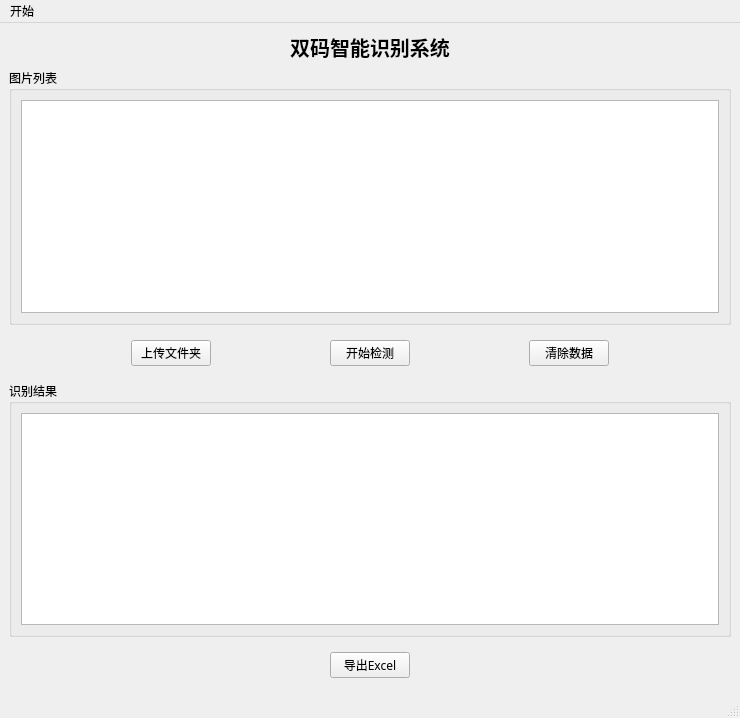
First picture: the form in mainwindow.ui, repository lxh719166/-, before the edit.
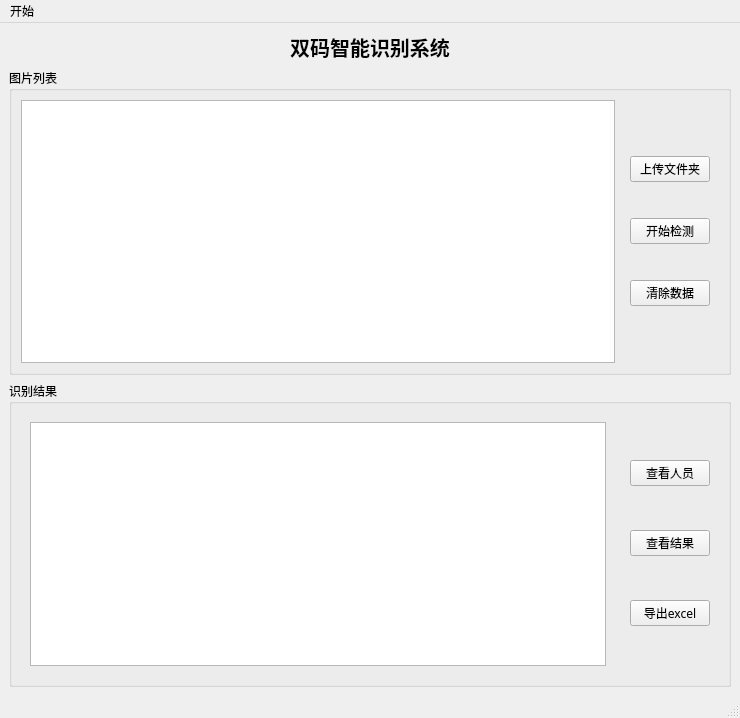
Second picture: the form after the edit. Custom widgets are drawn as their Qt base class.

Commit message: 界面修改完成

```diff
--- a/mainwindow.ui
+++ b/mainwindow.ui
@@ -14,7 +14,7 @@
    <string>MainWindow</string>
   </property>
   <widget class="QWidget" name="centralwidget">
-   <layout class="QVBoxLayout" name="verticalLayout" stretch="0,4,0,4,0">
+   <layout class="QVBoxLayout" name="verticalLayout_3">
     <item>
      <widget class="QLabel" name="label">
       <property name="sizePolicy">
@@ -49,14 +49,11 @@
       <property name="title">
        <string>图片列表</string>
       </property>
-      <layout class="QHBoxLayout" name="horizontalLayout_4">
-       <item>
+      <layout class="QGridLayout" name="gridLayout">
+       <item row="0" column="1">
         <widget class="DragFile" name="listWidget"/>
        </item>
-      </layout>
-     </widget>
-    </item>
-    <item>
+       <item row="0" column="2">
      <widget class="QWidget" name="widget" native="true">
       <property name="sizePolicy">
        <sizepolicy hsizetype="Preferred" vsizetype="Fixed">
@@ -64,15 +61,18 @@
         <verstretch>0</verstretch>
        </sizepolicy>
       </property>
-      <layout class="QHBoxLayout" name="horizontalLayout">
+         <layout class="QVBoxLayout" name="verticalLayout">
        <item>
-        <spacer name="horizontalSpacer_4">
+           <spacer name="verticalSpacer">
          <property name="orientation">
-          <enum>Qt::Horizontal</enum>
+             <enum>Qt::Vertical</enum>
+            </property>
+            <property name="sizeType">
+             <enum>QSizePolicy::Preferred</enum>
          </property>
          <property name="sizeHint" stdset="0">
           <size>
-           <width>40</width>
+              <width>20</width>
            <height>20</height>
           </size>
          </property>
@@ -93,14 +93,17 @@
         </widget>
        </item>
        <item>
-        <spacer name="horizontalSpacer_2">
+           <spacer name="verticalSpacer_3">
          <property name="orientation">
-          <enum>Qt::Horizontal</enum>
+             <enum>Qt::Vertical</enum>
+            </property>
+            <property name="sizeType">
+             <enum>QSizePolicy::Preferred</enum>
          </property>
          <property name="sizeHint" stdset="0">
           <size>
-           <width>40</width>
-           <height>20</height>
+              <width>20</width>
+              <height>30</height>
           </size>
          </property>
         </spacer>
@@ -119,14 +122,17 @@
         </widget>
        </item>
        <item>
-        <spacer name="horizontalSpacer">
+           <spacer name="verticalSpacer_4">
          <property name="orientation">
-          <enum>Qt::Horizontal</enum>
+             <enum>Qt::Vertical</enum>
+            </property>
+            <property name="sizeType">
+             <enum>QSizePolicy::Preferred</enum>
          </property>
          <property name="sizeHint" stdset="0">
           <size>
-           <width>40</width>
-           <height>20</height>
+              <width>20</width>
+              <height>30</height>
           </size>
          </property>
         </spacer>
@@ -144,17 +150,23 @@
         </widget>
        </item>
        <item>
-        <spacer name="horizontalSpacer_3">
+           <spacer name="verticalSpacer_2">
          <property name="orientation">
-          <enum>Qt::Horizontal</enum>
+             <enum>Qt::Vertical</enum>
+            </property>
+            <property name="sizeType">
+             <enum>QSizePolicy::Preferred</enum>
          </property>
          <property name="sizeHint" stdset="0">
           <size>
-           <width>40</width>
+              <width>20</width>
            <height>20</height>
           </size>
          </property>
         </spacer>
+          </item>
+         </layout>
+        </widget>
        </item>
       </layout>
      </widget>
@@ -170,60 +182,54 @@
       <property name="title">
        <string>识别结果</string>
       </property>
-      <layout class="QHBoxLayout" name="horizontalLayout_2" stretch="0">
+      <layout class="QHBoxLayout" name="horizontalLayout">
        <item>
-        <widget class="QListWidget" name="listresult">
-         <property name="sizePolicy">
-          <sizepolicy hsizetype="Expanding" vsizetype="Preferred">
-           <horstretch>0</horstretch>
-           <verstretch>0</verstretch>
-          </sizepolicy>
+        <widget class="QStackedWidget" name="stackwidget">
+         <property name="currentIndex">
+          <number>1</number>
          </property>
-        </widget>
+         <widget class="QWidget" name="page">
+          <layout class="QHBoxLayout" name="horizontalLayout_2">
+           <item>
+            <widget class="QTableWidget" name="table_user"/>
        </item>
       </layout>
      </widget>
-    </item>
-    <item>
-     <widget class="QWidget" name="widget_2" native="true">
+         <widget class="QWidget" name="page_2">
       <layout class="QHBoxLayout" name="horizontalLayout_3">
        <item>
-        <spacer name="horizontalSpacer_5">
-         <property name="orientation">
-          <enum>Qt::Horizontal</enum>
-         </property>
-         <property name="sizeHint" stdset="0">
-          <size>
-           <width>40</width>
-           <height>20</height>
-          </size>
-         </property>
-        </spacer>
+            <widget class="QTableWidget" name="table_result"/>
+           </item>
+          </layout>
+         </widget>
+        </widget>
+       </item>
+       <item>
+        <widget class="QWidget" name="widget_3" native="true">
+         <layout class="QVBoxLayout" name="verticalLayout_2">
+          <item>
+           <widget class="QPushButton" name="show_user">
+            <property name="text">
+             <string>查看人员</string>
+            </property>
+           </widget>
+          </item>
+          <item>
+           <widget class="QPushButton" name="show_result">
+            <property name="text">
+             <string>查看结果</string>
+            </property>
+           </widget>
        </item>
        <item>
         <widget class="QPushButton" name="get_excel">
-         <property name="font">
-          <font>
-           <family>微软雅黑</family>
-          </font>
-         </property>
          <property name="text">
-          <string>导出Excel</string>
+             <string>导出excel</string>
          </property>
         </widget>
        </item>
-       <item>
-        <spacer name="horizontalSpacer_6">
-         <property name="orientation">
-          <enum>Qt::Horizontal</enum>
-         </property>
-         <property name="sizeHint" stdset="0">
-          <size>
-           <width>40</width>
-           <height>20</height>
-          </size>
-         </property>
-        </spacer>
+         </layout>
+        </widget>
        </item>
       </layout>
      </widget>
```
Left out of the diff: 2 changed lines with no effect on the pictures. Lines whose indentation alone changed are shown as unchanged. The commit also changes 6 other files.
